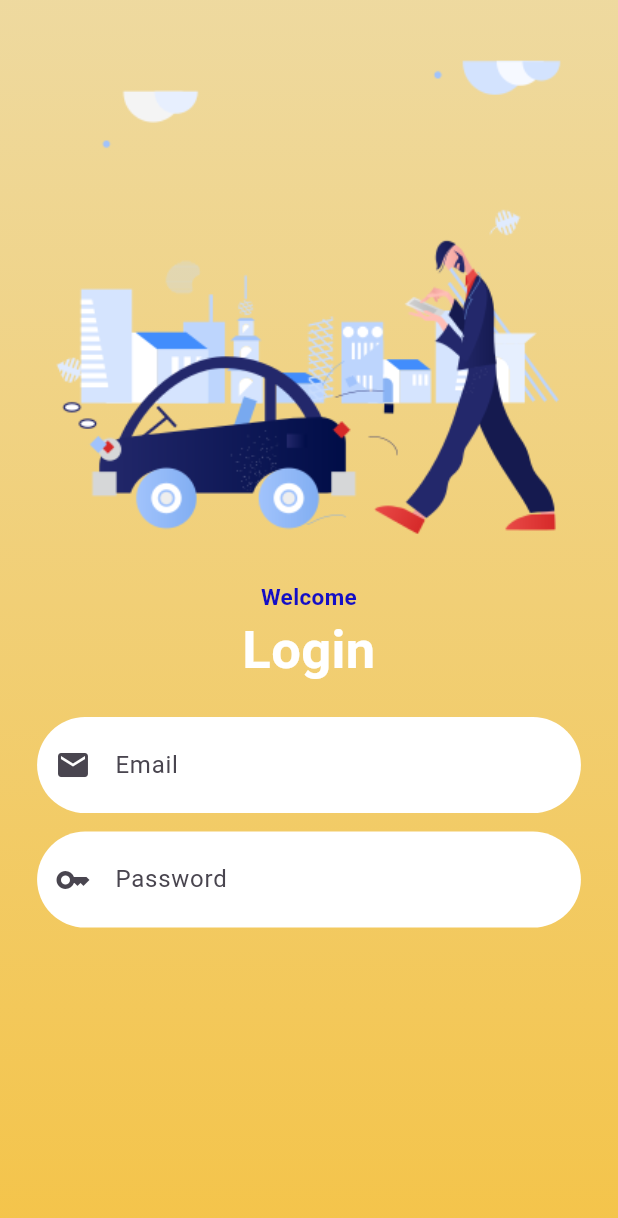
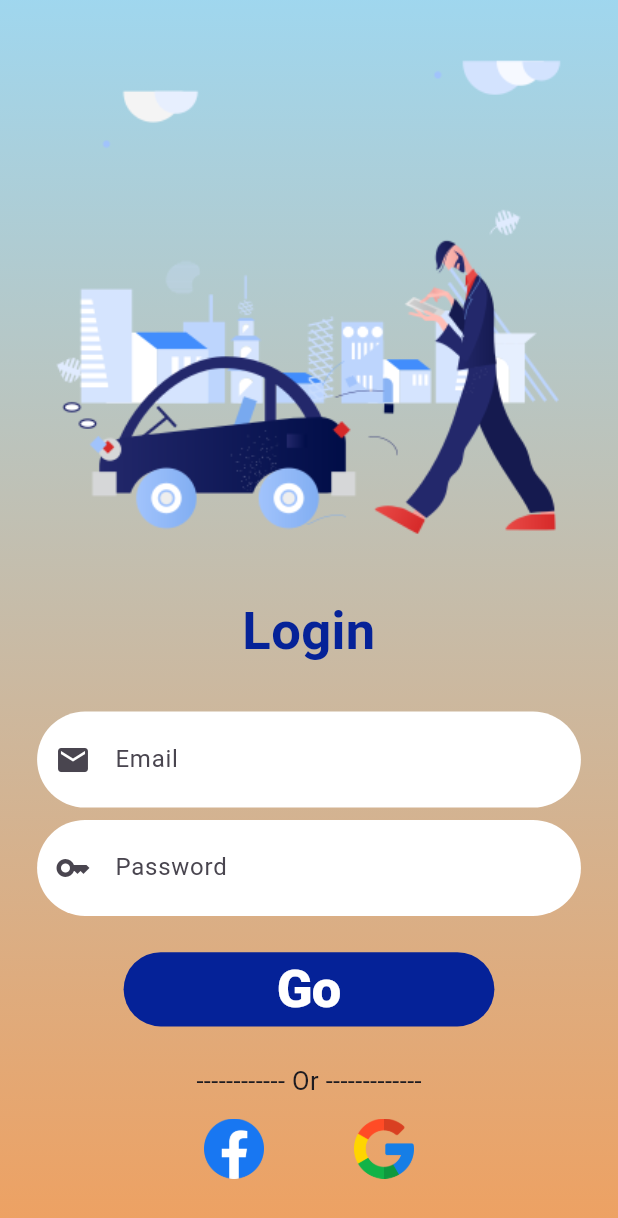
Before and after one commit to Jojo131313/Taga_App, a Flutter app: the screen it shows after launch, on a phone screen of 412 x 824 dp. Shown: the top 1218 px of the screen. Run offline on Flutter 3.47's test engine with Material 3 defaults, Android fonts, the phone set to English and light mode, and no system bars; our stand-ins replace shared_preferences.

Commit message:
first commit

```diff
--- a/lib/consts.dart
+++ b/lib/consts.dart
@@ -1,4 +1,4 @@
 import 'package:flutter/material.dart';
 
-const Color o1 = Color.fromRGBO(238, 217, 158, 0.988);
-const Color o2 = Color.fromARGB(255, 244, 196, 74);
+const Color o1 = Color.fromRGBO(158, 214, 238, 0.984);
+const Color o2 = Color.fromRGBO(238, 159, 94, 0.98);
--- a/lib/screens/login_screen.dart
+++ b/lib/screens/login_screen.dart
@@ -1,5 +1,6 @@
 import 'package:boutoratakpa_cc_project/consts.dart';
 import 'package:boutoratakpa_cc_project/screens/acceuil_screen.dart';
+import 'package:flutter/cupertino.dart';
 import 'package:flutter/material.dart';
 
 class LoginScreen extends StatefulWidget {
@@ -34,27 +35,21 @@ class _LoginScreenState extends State<LoginScreen> {
         child: SingleChildScrollView(
           child: Padding(
             padding: EdgeInsets.all(size.height * 0.030),
-            child: Column(
+            child: OverflowBar(
+              overflowAlignment: OverflowBarAlignment.center,
+              overflowSpacing: size.height * 0.010,
               children: [
                 Image.asset("assets/icons/login.png"),
-                Text(
-                  "Welcome",
-                  textAlign: TextAlign.center,
-                  style: TextStyle(
-                      fontSize: 15,
-                      color: Color.fromARGB(255, 20, 14, 197),
-                      fontWeight: FontWeight.bold),
-                ),
                 Text(
                   "Login",
                   textAlign: TextAlign.center,
                   style: TextStyle(
                       fontSize: 35,
-                      color: Color.fromARGB(255, 255, 255, 255),
+                      color: Color.fromARGB(255, 5, 34, 152),
                       fontWeight: FontWeight.bold),
                 ),
                 SizedBox(
-                  height: size.height * 0.024,
+                  height: size.height * 0.015,
                 ),
                 TextField(
                   keyboardType: TextInputType.emailAddress,
@@ -73,9 +68,6 @@ class _LoginScreenState extends State<LoginScreen> {
                       borderRadius: BorderRadius.circular(37),
                     ),
                   ),
-                ),
-                SizedBox(
-                  height: size.height * 0.015,
                 ),
                 TextField(
                   obscureText: true,
@@ -96,6 +88,46 @@ class _LoginScreenState extends State<LoginScreen> {
                     ),
                   ),
                 ),
+                CupertinoButton(
+                    child: Container(
+                      alignment: Alignment.center,
+                      padding: EdgeInsets.zero,
+                      height: size.height * 0.060,
+                      width: size.width * 0.600,
+                      decoration: BoxDecoration(
+                        borderRadius: BorderRadius.circular(38),
+                        color: Color.fromARGB(255, 5, 34, 152),
+                      ),
+                      child: Text(
+                        "Go",
+                        style: TextStyle(
+                            color: Colors.white,
+                            fontSize: 35,
+                            fontWeight: FontWeight.w800),
+                      ),
+                    ),
+                    onPressed: () {}),
+                Text(
+                  "------------ Or -------------",
+                  style: TextStyle(fontSize: 17),
+                ),
+                Container(
+                  height: 50,
+                  width: 200,
+                  child: Row(
+                    mainAxisAlignment: MainAxisAlignment.spaceAround,
+                    children: [
+                      Image.asset(
+                        "assets/icons/facebook.png",
+                        height: 40,
+                      ),
+                      Image.asset(
+                        "assets/icons/google.png",
+                        height: 40,
+                      ),
+                    ],
+                  ),
+                )
               ],
             ),
           ),
--- a/lib/screens/start_screen.dart
+++ b/lib/screens/start_screen.dart
@@ -54,7 +54,7 @@ class _StartPageState extends State<StartPage> {
   Widget build(BuildContext context) {
     return Material(
       child: Scaffold(
-        backgroundColor: Color.fromARGB(255, 255, 204, 2),
+        backgroundColor: Color.fromRGBO(238, 159, 94, 0.98),
         body: Center(
           child: Container(
             margin: EdgeInsets.only(right: 8),
@@ -71,7 +71,7 @@ class _StartPageState extends State<StartPage> {
                 Text(
                   "Taga ",
                   style: TextStyle(
-                    color: Color.fromARGB(255, 147, 70, 194),
+                    color: Color.fromARGB(255, 255, 255, 255),
                     fontSize: 55,
                     fontWeight: FontWeight.bold,
                   ),
```
Also changed, not shown: assets/icons/facebook.png (added), assets/icons/google.png (added).
